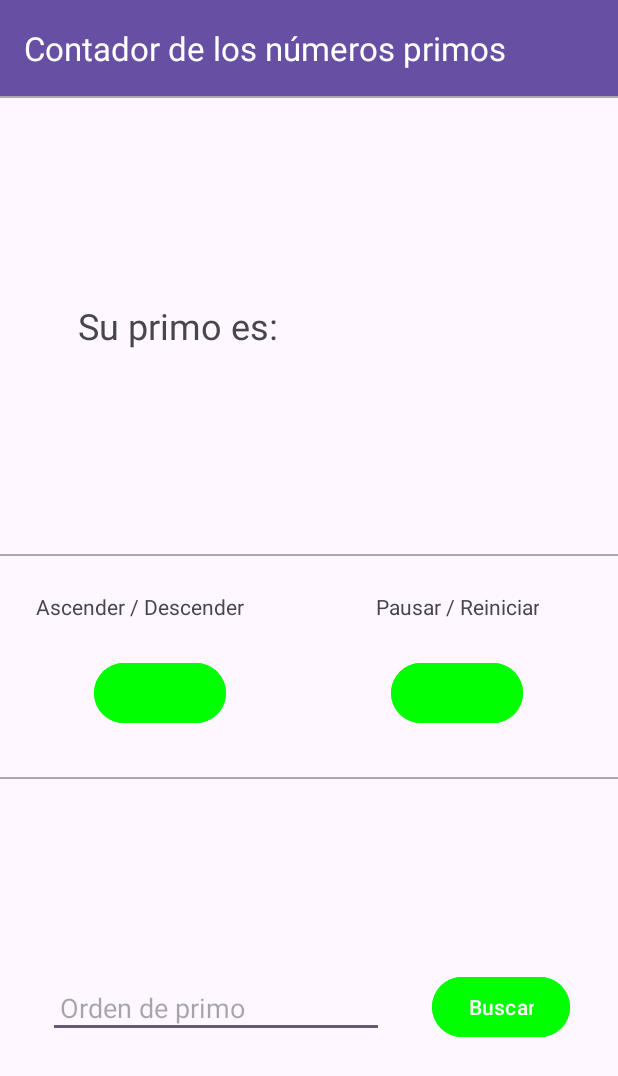
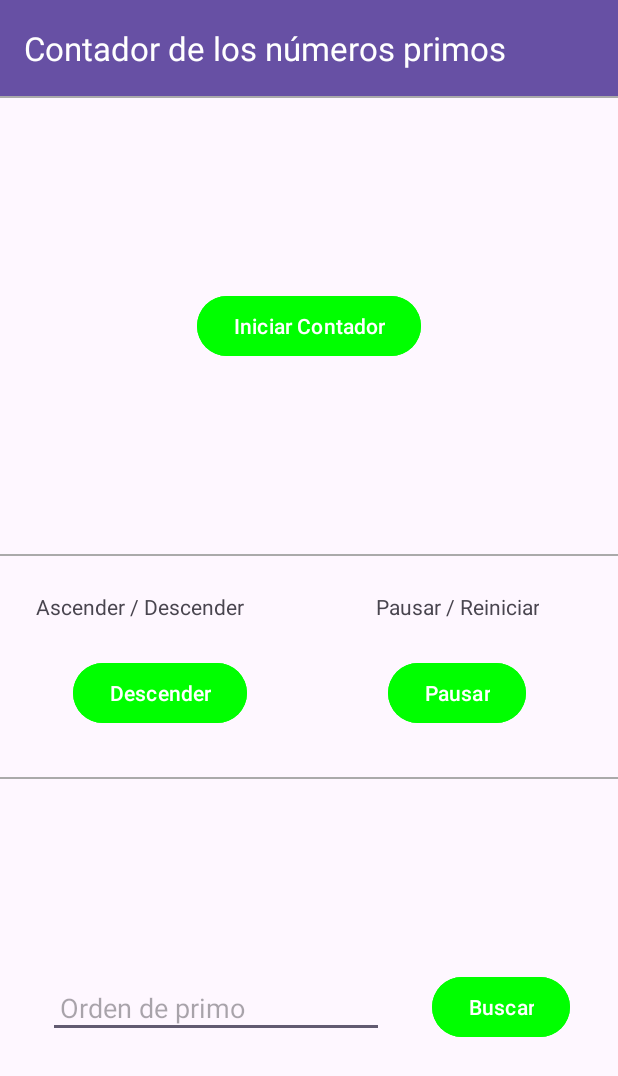
Before and after one commit to jchapo/Lab3_20125424_IoT, an Android app: the MainActivity2 screen opened directly, with no data from a screen before it, on a phone screen of 412 x 824 dp. Shown: the top 1076 px of the screen. Run offline under Robolectric (Android 15) with nearby library versions, the phone set to English and light mode, and no system bars.

Commit message:
Avance 1 Juan

```diff
--- a/app/src/main/AndroidManifest.xml
+++ b/app/src/main/AndroidManifest.xml
@@ -6,6 +6,7 @@
     <uses-permission android:name="android.permission.ACCESS_NETWORK_STATE" />
 
     <application
+        android:name=".ApplicationThreads"
         android:allowBackup="true"
         android:dataExtractionRules="@xml/data_extraction_rules"
         android:fullBackupContent="@xml/backup_rules"
@@ -17,7 +18,7 @@
         android:usesCleartextTraffic="true"
         tools:targetApi="31">
         <service
-            android:name=".services.primeNumberService"
+            android:name=".services.PrimeNumberService"
             android:enabled="true"
             android:exported="true"></service>
 
--- /dev/null
+++ b/app/src/main/java/com/example/lab3_iot_20125424/services/PrimeNumberService.java
@@ -0,0 +1,17 @@
+package com.example.lab3_iot_20125424.services;
+
+import com.example.lab3_iot_20125424.dto.DtoPrime;
+
+import java.util.List;
+
+import retrofit2.Call;
+import retrofit2.http.GET;
+import retrofit2.http.Query;
+
+public interface PrimeNumberService {
+
+    @GET("/primeNumbers")
+    Call<List<DtoPrime>> getPrimes(@Query("len") int len,
+                                   @Query("order") int order);
+
+}
--- a/app/src/main/java/com/example/lab3_iot_20125424/workers/worker.java
+++ b/app/src/main/java/com/example/lab3_iot_20125424/workers/worker.java
@@ -22,7 +22,7 @@ public class worker extends Worker {
     public Result doWork() {
 
         int contador = getInputData().getInt("numero",0);
-        int contadorFinal = contador + 10;
+        int contadorFinal = contador + 998;
 
         while (contador <= contadorFinal) {
 
--- a/app/src/main/res/layout/activity_main2.xml
+++ b/app/src/main/res/layout/activity_main2.xml
@@ -22,31 +22,55 @@
 
     <!-- Espacio 1 -->
     <LinearLayout
+        android:id="@+id/layoutBoton"
         android:layout_width="match_parent"
         android:layout_height="0dp"
         android:layout_margin="16dp"
         android:layout_weight="1"
+        android:visibility="visible"
+        android:orientation="horizontal"
+        android:gravity="center">
+
+        <com.google.android.material.button.MaterialButton
+            android:id="@+id/btnIniciarPrimo"
+            android:layout_width="wrap_content"
+            android:layout_height="wrap_content"
+            android:layout_margin="16dp"
+            android:text="Iniciar Contador"
+            android:textColor="@android:color/white"
+            android:backgroundTint="#00FF00"
+            android:layout_gravity="center"/>
+
+    </LinearLayout>
+
+    <LinearLayout
+        android:id="@+id/layoutMostrarPrimo"
+        android:layout_width="match_parent"
+        android:layout_height="0dp"
+        android:layout_margin="16dp"
+        android:layout_weight="1"
+        android:visibility="gone"
         android:orientation="horizontal"
         android:gravity="center_vertical">
 
         <TextView
+            android:id="@+id/textViewOrdenPrimo"
             android:layout_width="0dp"
             android:layout_marginLeft="16dp"
             android:layout_height="wrap_content"
             android:layout_weight="1"
             android:textSize="24dp"
-            android:padding="20dp"
-            android:text="Su primo es:" />
+            android:padding="20dp" />
 
         <TextView
             android:id="@+id/textViewMostrarPrimo"
             android:layout_width="0dp"
             android:layout_marginRight="16dp"
-            android:textSize="24dp"
+            android:textSize="48dp"
+            android:gravity="center"
             android:layout_height="wrap_content"
             android:layout_weight="1"
-            android:padding="20dp"
-            android:text="" />
+            android:padding="20dp" />
 
     </LinearLayout>
 
@@ -74,6 +98,7 @@
             android:layout_marginEnd="8dp">
 
             <TextView
+                android:id="@+id/textoAscenderDescender"
                 android:gravity="center"
                 android:layout_width="wrap_content"
                 android:layout_height="wrap_content"
@@ -85,6 +110,7 @@
                 android:layout_width="wrap_content"
                 android:layout_height="wrap_content"
                 android:layout_margin="16dp"
+                android:text="Descender"
                 android:textColor="@android:color/white"
                 android:backgroundTint="#00FF00"
                 android:layout_gravity="center"/>
@@ -99,6 +125,7 @@
             android:layout_marginStart="8dp">
 
             <TextView
+                android:id="@+id/textoPausarReiniciar"
                 android:gravity="center"
                 android:layout_width="wrap_content"
                 android:layout_height="wrap_content"
@@ -110,6 +137,7 @@
                 android:layout_width="wrap_content"
                 android:layout_height="wrap_content"
                 android:layout_margin="16dp"
+                android:text="Pausar"
                 android:textColor="@android:color/white"
                 android:backgroundTint="#00FF00"
                 android:layout_gravity="center"/>
@@ -134,7 +162,7 @@
         android:orientation="horizontal">
 
         <com.google.android.material.textfield.TextInputEditText
-            android:id="@+id/textViewOrdenPrimo"
+            android:id="@+id/textViewOrderPrimo"
             android:layout_width="0dp"
             android:layout_height="wrap_content"
             android:layout_weight="1"
```
Also changed, not shown: app/src/main/java/com/example/lab3_iot_20125424/ApplicationThreads.java (added, +10 -0 lines), app/src/main/java/com/example/lab3_iot_20125424/MainActivity2.java (+103 -35 lines), app/src/main/java/com/example/lab3_iot_20125424/dto/DtoPrime.java (added, +23 -0 lines), app/src/main/java/com/example/lab3_iot_20125424/services/primeNumberService.java (deleted, +0 -16 lines), app/src/main/java/com/example/lab3_iot_20125424/viewmodel/ContadorViewModel.java (added, +14 -0 lines).
